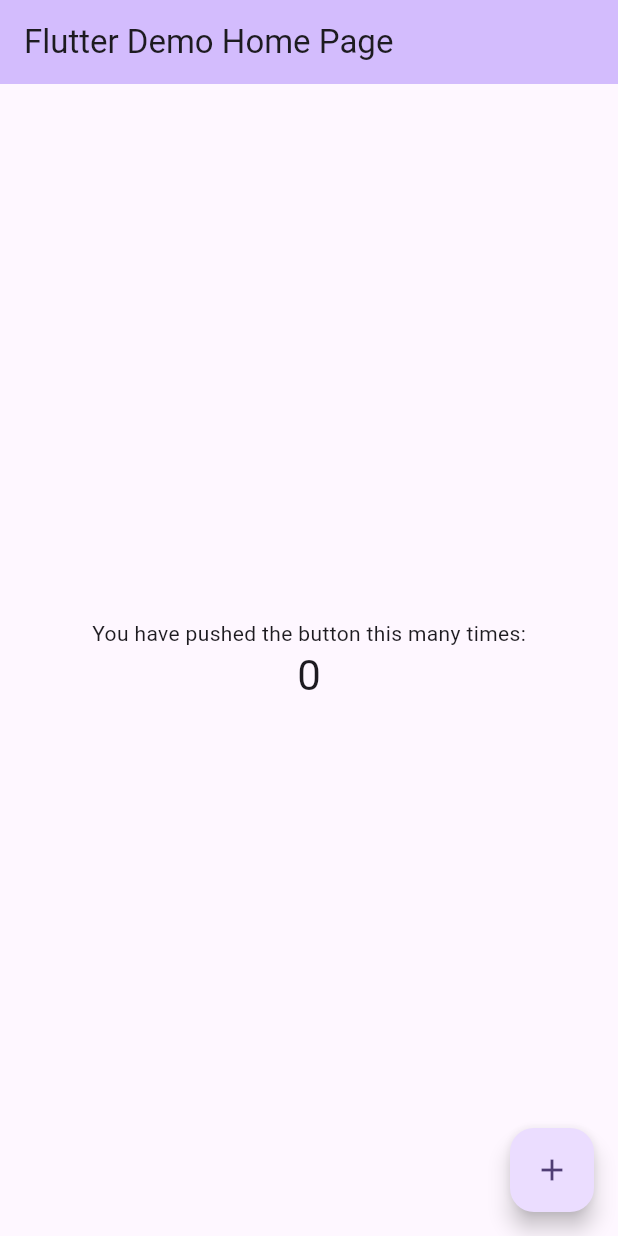
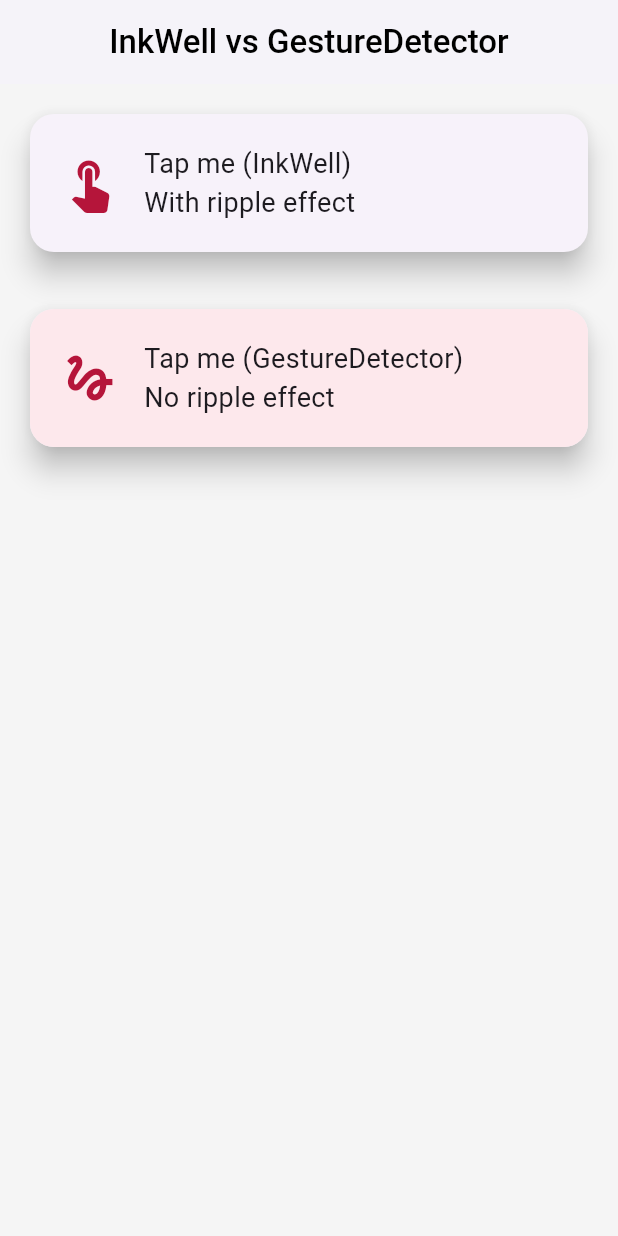
Before and after one commit to islamashraf2003/Dev-Empire, a Flutter app: the screen it shows after launch, on a phone screen of 412 x 824 dp. Run offline on Flutter 3.47's test engine with Material 3 defaults, Android fonts, the phone set to English and light mode, and no system bars.

Commit message:
- add show visual and functional differences between InkWell and GestureDetector

```diff
--- a/lib/main.dart
+++ b/lib/main.dart
@@ -1,122 +1,19 @@
+import 'package:dev_empire/ui_tricks/nkwell_vs_gesturedetector.dart';
 import 'package:flutter/material.dart';
 
 void main() {
-  runApp(const MyApp());
+  runApp(const DevEmpireApp());
 }
 
-class MyApp extends StatelessWidget {
-  const MyApp({super.key});
+class DevEmpireApp extends StatelessWidget {
+  const DevEmpireApp({super.key});
 
-  // This widget is the root of your application.
   @override
   Widget build(BuildContext context) {
     return MaterialApp(
-      title: 'Flutter Demo',
-      theme: ThemeData(
-        // This is the theme of your application.
-        //
-        // TRY THIS: Try running your application with "flutter run". You'll see
-        // the application has a purple toolbar. Then, without quitting the app,
-        // try changing the seedColor in the colorScheme below to Colors.green
-        // and then invoke "hot reload" (save your changes or press the "hot
-        // reload" button in a Flutter-supported IDE, or press "r" if you used
-        // the command line to start the app).
-        //
-        // Notice that the counter didn't reset back to zero; the application
-        // state is not lost during the reload. To reset the state, use hot
-        // restart instead.
-        //
-        // This works for code too, not just values: Most code changes can be
-        // tested with just a hot reload.
-        colorScheme: ColorScheme.fromSeed(seedColor: Colors.deepPurple),
-      ),
-      home: const MyHomePage(title: 'Flutter Demo Home Page'),
+      debugShowCheckedModeBanner: false,
+      title: 'Dev Empire',
+      home: NkwellVsGesturedetector(),
     );
   }
 }
-
-class MyHomePage extends StatefulWidget {
-  const MyHomePage({super.key, required this.title});
-
-  // This widget is the home page of your application. It is stateful, meaning
-  // that it has a State object (defined below) that contains fields that affect
-  // how it looks.
-
-  // This class is the configuration for the state. It holds the values (in this
-  // case the title) provided by the parent (in this case the App widget) and
-  // used by the build method of the State. Fields in a Widget subclass are
-  // always marked "final".
-
-  final String title;
-
-  @override
-  State<MyHomePage> createState() => _MyHomePageState();
-}
-
-class _MyHomePageState extends State<MyHomePage> {
-  int _counter = 0;
-
-  void _incrementCounter() {
-    setState(() {
-      // This call to setState tells the Flutter framework that something has
-      // changed in this State, which causes it to rerun the build method below
-      // so that the display can reflect the updated values. If we changed
-      // _counter without calling setState(), then the build method would not be
-      // called again, and so nothing would appear to happen.
-      _counter++;
-    });
-  }
-
-  @override
-  Widget build(BuildContext context) {
-    // This method is rerun every time setState is called, for instance as done
-    // by the _incrementCounter method above.
-    //
-    // The Flutter framework has been optimized to make rerunning build methods
-    // fast, so that you can just rebuild anything that needs updating rather
-    // than having to individually change instances of widgets.
-    return Scaffold(
-      appBar: AppBar(
-        // TRY THIS: Try changing the color here to a specific color (to
-        // Colors.amber, perhaps?) and trigger a hot reload to see the AppBar
-        // change color while the other colors stay the same.
-        backgroundColor: Theme.of(context).colorScheme.inversePrimary,
-        // Here we take the value from the MyHomePage object that was created by
-        // the App.build method, and use it to set our appbar title.
-        title: Text(widget.title),
-      ),
-      body: Center(
-        // Center is a layout widget. It takes a single child and positions it
-        // in the middle of the parent.
-        child: Column(
-          // Column is also a layout widget. It takes a list of children and
-          // arranges them vertically. By default, it sizes itself to fit its
-          // children horizontally, and tries to be as tall as its parent.
-          //
-          // Column has various properties to control how it sizes itself and
-          // how it positions its children. Here we use mainAxisAlignment to
-          // center the children vertically; the main axis here is the vertical
-          // axis because Columns are vertical (the cross axis would be
-          // horizontal).
-          //
-          // TRY THIS: Invoke "debug painting" (choose the "Toggle Debug Paint"
-          // action in the IDE, or press "p" in the console), to see the
-          // wireframe for each widget.
-          mainAxisAlignment: MainAxisAlignment.center,
-          children: <Widget>[
-            const Text('You have pushed the button this many times:'),
-            Text(
-              '$_counter',
-              style: Theme.of(context).textTheme.headlineMedium,
-            ),
-          ],
-        ),
-      ),
-      floatingActionButton: FloatingActionButton(
-        onPressed: _incrementCounter,
-        tooltip: 'Increment',
-        child: const Icon(Icons.add),
-      ), // This trailing comma makes auto-formatting nicer for build methods.
-    );
-  }
-}
--- /dev/null
+++ b/lib/ui_tricks/nkwell_vs_gesturedetector.dart
@@ -0,0 +1,105 @@
+import 'package:flutter/material.dart';
+
+class NkwellVsGesturedetector extends StatelessWidget {
+  const NkwellVsGesturedetector({super.key});
+
+  void showSnackBar(BuildContext context, String message) {
+    final snackBar = SnackBar(
+      content: Center(
+        child: Text(
+          message,
+          style: const TextStyle(fontSize: 16, color: Colors.white),
+        ),
+      ),
+      backgroundColor: Color(0xffB5153A),
+      behavior: SnackBarBehavior.floating,
+      shape: RoundedRectangleBorder(borderRadius: BorderRadius.circular(12)),
+      duration: const Duration(seconds: 1),
+      margin: const EdgeInsets.symmetric(horizontal: 40, vertical: 20),
+      elevation: 8,
+    );
+
+    ScaffoldMessenger.of(context).showSnackBar(snackBar);
+  }
+
+  @override
+  Widget build(BuildContext context) {
+    return Scaffold(
+      backgroundColor: Colors.grey.shade100,
+      appBar: AppBar(
+        title: const Text(
+          'InkWell vs GestureDetector',
+          style: TextStyle(color: Colors.black, fontWeight: FontWeight.w500),
+        ),
+        centerTitle: true,
+        backgroundColor: Colors.white,
+        elevation: 2,
+        iconTheme: const IconThemeData(color: Colors.black),
+      ),
+      body: Padding(
+        padding: const EdgeInsets.all(16.0),
+        child: Column(
+          children: [
+            Card(
+              elevation: 8,
+              shape: RoundedRectangleBorder(
+                borderRadius: BorderRadius.circular(16),
+              ),
+              child: InkWell(
+                borderRadius: BorderRadius.circular(16),
+                splashColor: Color(0xffB5153A).withOpacity(0.5),
+                onTap: () => showSnackBar(context, "InkWell tapped"),
+                child: Container(
+                  padding: const EdgeInsets.all(20),
+                  child: Row(
+                    children: const [
+                      Icon(Icons.touch_app, size: 40, color: Color(0xffB5153A)),
+                      SizedBox(width: 16),
+                      Expanded(
+                        child: Text(
+                          'Tap me (InkWell)\nWith ripple effect',
+                          style: TextStyle(fontSize: 18),
+                        ),
+                      ),
+                    ],
+                  ),
+                ),
+              ),
+            ),
+
+            const SizedBox(height: 30),
+
+            Card(
+              elevation: 8,
+              shape: RoundedRectangleBorder(
+                borderRadius: BorderRadius.circular(16),
+              ),
+              child: GestureDetector(
+                onTap: () => showSnackBar(context, "GestureDetector tapped"),
+                child: Container(
+                  padding: const EdgeInsets.all(20),
+                  decoration: BoxDecoration(
+                    borderRadius: BorderRadius.circular(16),
+                    color: const Color(0xffFDE8EC),
+                  ),
+                  child: Row(
+                    children: const [
+                      Icon(Icons.gesture, size: 40, color: Color(0xffB5153A)),
+                      SizedBox(width: 16),
+                      Expanded(
+                        child: Text(
+                          'Tap me (GestureDetector)\nNo ripple effect',
+                          style: TextStyle(fontSize: 18),
+                        ),
+                      ),
+                    ],
+                  ),
+                ),
+              ),
+            ),
+          ],
+        ),
+      ),
+    );
+  }
+}
```
Also changed, not shown: 1 other file.
